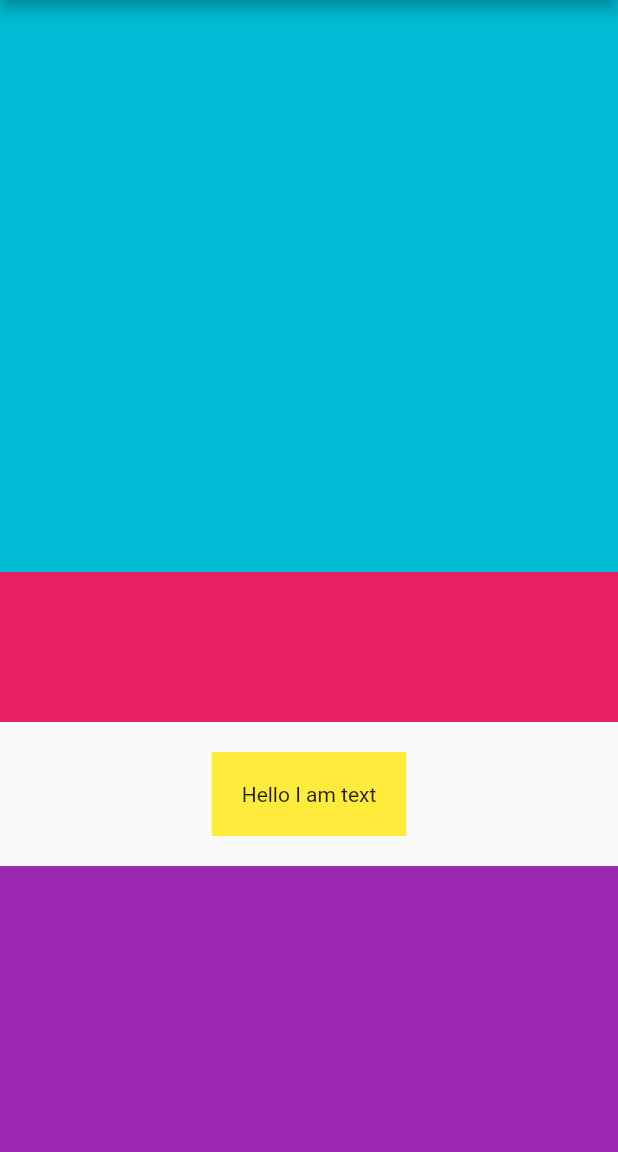
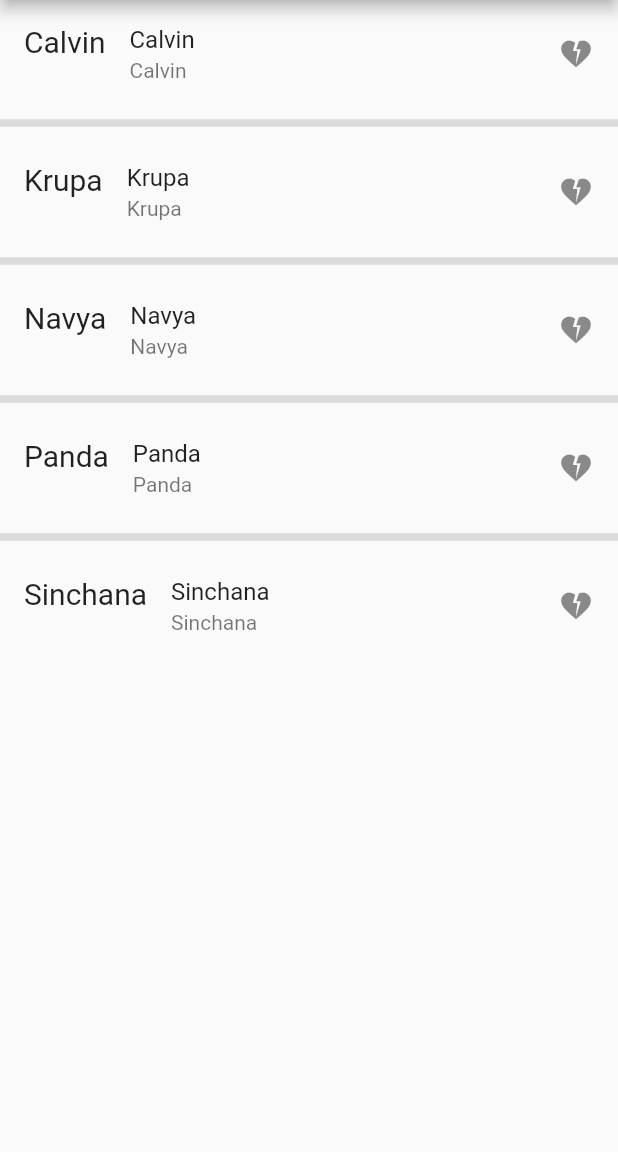
Before and after one commit to Spider-Calvin/MyFirst-Flutter-App, a Flutter app: the screen it shows after launch, on a phone screen of 412 x 824 dp, the part 84-1236 px from its top. Run offline on Flutter 3.47's test engine with Material 2 defaults, Android fonts, the phone set to English and light mode, and no system bars; missing offline and left inert: dart:ffi.

Commit message:
ListTile in flutter that can be used with list view for template along with Icons and List Seperator

```diff
--- a/lib/main.dart
+++ b/lib/main.dart
@@ -32,32 +32,19 @@ class MyHomePage extends StatelessWidget {
         appBar: AppBar(
           title: const Text("My first Flutter app"),
         ),
-        body: Column(
-          children:[
-            Expanded(
-              flex:2,
-              child: Container(
-                height:100,
-                color:Colors.cyan
-              ),
-            ),
-            Container(
-                height:100,
-                color:Colors.pink
-            ),
-            Container(
-              margin: EdgeInsets.all(20),
-                color:Colors.yellow,
-                child: const Padding( padding:EdgeInsets.all(20),child: Text("Hello I am text"))
-            ),
-            Expanded(
-              child: Container(
-                  height:100,
-                  color:Colors.purple
-              ),
-            )
-          ]
-        )
+        body: ListView.separated(
+            itemBuilder: (context, index){
+              return( ListTile(
+                leading: Text(arrNames[index], style: const TextStyle(fontSize: 20),),
+                title:Text(arrNames[index]),
+                subtitle:Text(arrNames[index]),
+                trailing: Icon(Icons.heart_broken)
+              ));
+            },
+            separatorBuilder: (context, index){
+              return( const Divider(height: 20, thickness: 5,) );
+            },
+            itemCount: arrNames.length)
     );
   }
 }
```
